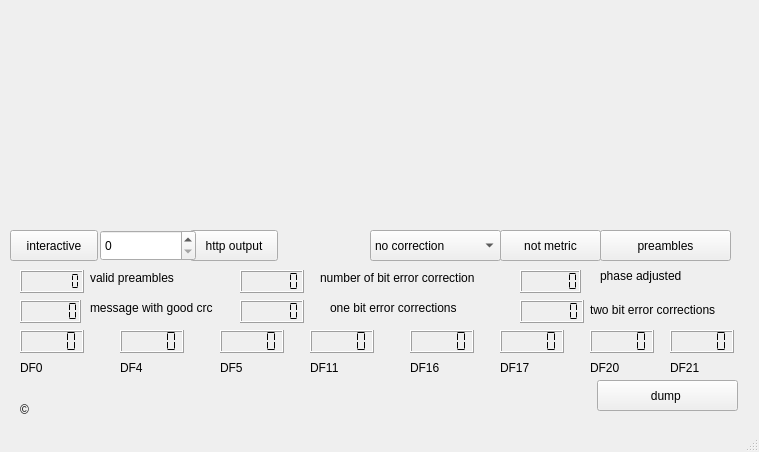
First picture: the form in qt-1090.ui, repository JvanKatwijk/qt-1090, before the edit.
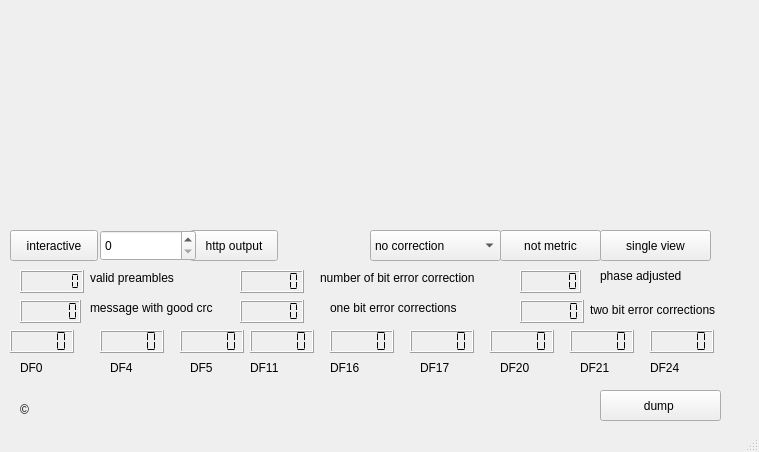
Second picture: the form after the edit. Custom widgets are drawn as their Qt base class.

```diff
--- a/qt-1090.ui
+++ b/qt-1090.ui
@@ -236,22 +236,6 @@
      </property>
     </item>
    </widget>
-   <widget class="QPushButton" name="show_preamblesButton">
-    <property name="geometry">
-     <rect>
-      <x>600</x>
-      <y>230</y>
-      <width>131</width>
-      <height>31</height>
-     </rect>
-    </property>
-    <property name="toolTip">
-     <string>&lt;html&gt;&lt;head/&gt;&lt;body&gt;&lt;p&gt;Pushing this button will change the view in the display. Normal view is only to show the (first 16 + 52) samples from a message that passed the crc test (green). Alternate view is to show also the samples of those&lt;/p&gt;&lt;p&gt;messages, the preamble of which passes some elementary tests.&lt;/p&gt;&lt;/body&gt;&lt;/html&gt;</string>
-    </property>
-    <property name="text">
-     <string>preambles</string>
-    </property>
-   </widget>
    <widget class="QLCDNumber" name="phase_corrected">
     <property name="geometry">
      <rect>
@@ -313,7 +297,7 @@
    <widget class="QLCDNumber" name="DF0">
     <property name="geometry">
      <rect>
-      <x>20</x>
+      <x>10</x>
       <y>330</y>
       <width>64</width>
       <height>23</height>
@@ -326,7 +310,7 @@
    <widget class="QLCDNumber" name="DF4">
     <property name="geometry">
      <rect>
-      <x>120</x>
+      <x>100</x>
       <y>330</y>
       <width>64</width>
       <height>23</height>
@@ -339,7 +323,7 @@
    <widget class="QLCDNumber" name="DF5">
     <property name="geometry">
      <rect>
-      <x>220</x>
+      <x>180</x>
       <y>330</y>
       <width>64</width>
       <height>23</height>
@@ -352,7 +336,7 @@
    <widget class="QLCDNumber" name="DF11">
     <property name="geometry">
      <rect>
-      <x>310</x>
+      <x>250</x>
       <y>330</y>
       <width>64</width>
       <height>23</height>
@@ -365,7 +349,7 @@
    <widget class="QLCDNumber" name="DF16">
     <property name="geometry">
      <rect>
-      <x>410</x>
+      <x>330</x>
       <y>330</y>
       <width>64</width>
       <height>23</height>
@@ -378,7 +362,7 @@
    <widget class="QLCDNumber" name="DF17">
     <property name="geometry">
      <rect>
-      <x>500</x>
+      <x>410</x>
       <y>330</y>
       <width>64</width>
       <height>23</height>
@@ -391,7 +375,7 @@
    <widget class="QLCDNumber" name="DF20">
     <property name="geometry">
      <rect>
-      <x>590</x>
+      <x>490</x>
       <y>330</y>
       <width>64</width>
       <height>23</height>
@@ -404,7 +388,7 @@
    <widget class="QLCDNumber" name="DF21">
     <property name="geometry">
      <rect>
-      <x>670</x>
+      <x>570</x>
       <y>330</y>
       <width>64</width>
       <height>23</height>
@@ -430,7 +414,7 @@
    <widget class="QLabel" name="label_9">
     <property name="geometry">
      <rect>
-      <x>120</x>
+      <x>110</x>
       <y>360</y>
       <width>59</width>
       <height>15</height>
@@ -443,7 +427,7 @@
    <widget class="QLabel" name="label_10">
     <property name="geometry">
      <rect>
-      <x>220</x>
+      <x>190</x>
       <y>360</y>
       <width>59</width>
       <height>15</height>
@@ -456,7 +440,7 @@
    <widget class="QLabel" name="label_11">
     <property name="geometry">
      <rect>
-      <x>310</x>
+      <x>250</x>
       <y>360</y>
       <width>59</width>
       <height>15</height>
@@ -469,7 +453,7 @@
    <widget class="QLabel" name="label_12">
     <property name="geometry">
      <rect>
-      <x>410</x>
+      <x>330</x>
       <y>360</y>
       <width>59</width>
       <height>15</height>
@@ -482,7 +466,7 @@
    <widget class="QLabel" name="label_13">
     <property name="geometry">
      <rect>
-      <x>500</x>
+      <x>420</x>
       <y>360</y>
       <width>59</width>
       <height>15</height>
@@ -495,7 +479,7 @@
    <widget class="QLabel" name="label_14">
     <property name="geometry">
      <rect>
-      <x>590</x>
+      <x>500</x>
       <y>360</y>
       <width>59</width>
       <height>15</height>
@@ -508,7 +492,7 @@
    <widget class="QLabel" name="label_15">
     <property name="geometry">
      <rect>
-      <x>670</x>
+      <x>580</x>
       <y>360</y>
       <width>59</width>
       <height>15</height>
@@ -547,9 +531,9 @@
    <widget class="QPushButton" name="dumpButton">
     <property name="geometry">
      <rect>
-      <x>597</x>
-      <y>380</y>
-      <width>141</width>
+      <x>600</x>
+      <y>390</y>
+      <width>121</width>
       <height>31</height>
      </rect>
     </property>
@@ -560,6 +544,45 @@
      <string>dump </string>
     </property>
    </widget>
+   <widget class="QLCDNumber" name="DF24">
+    <property name="geometry">
+     <rect>
+      <x>650</x>
+      <y>330</y>
+      <width>64</width>
+      <height>23</height>
+     </rect>
+    </property>
+    <property name="segmentStyle">
+     <enum>QLCDNumber::Flat</enum>
+    </property>
+   </widget>
+   <widget class="QLabel" name="label_16">
+    <property name="geometry">
+     <rect>
+      <x>650</x>
+      <y>360</y>
+      <width>59</width>
+      <height>15</height>
+     </rect>
+    </property>
+    <property name="text">
+     <string>DF24</string>
+    </property>
+   </widget>
+   <widget class="QPushButton" name="viewButton">
+    <property name="geometry">
+     <rect>
+      <x>600</x>
+      <y>230</y>
+      <width>111</width>
+      <height>31</height>
+     </rect>
+    </property>
+    <property name="text">
+     <string>single view</string>
+    </property>
+   </widget>
   </widget>
   <widget class="QStatusBar" name="statusbar"/>
  </widget>
```
Left out of the diff: 2 changed lines with no effect on the pictures.
